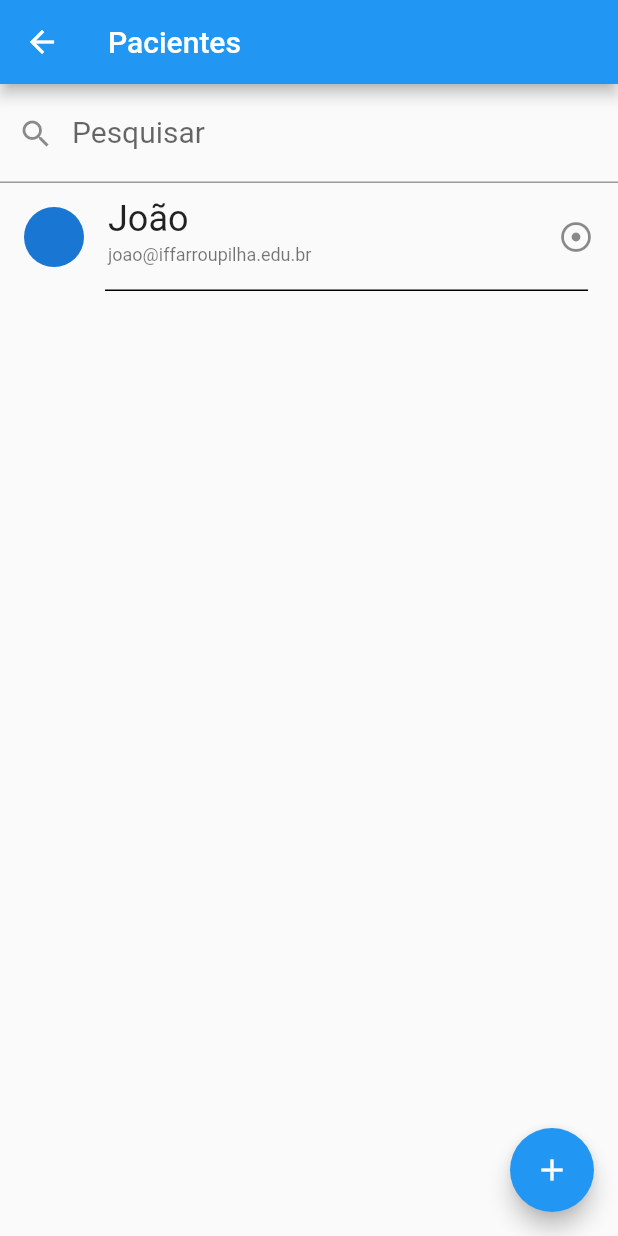
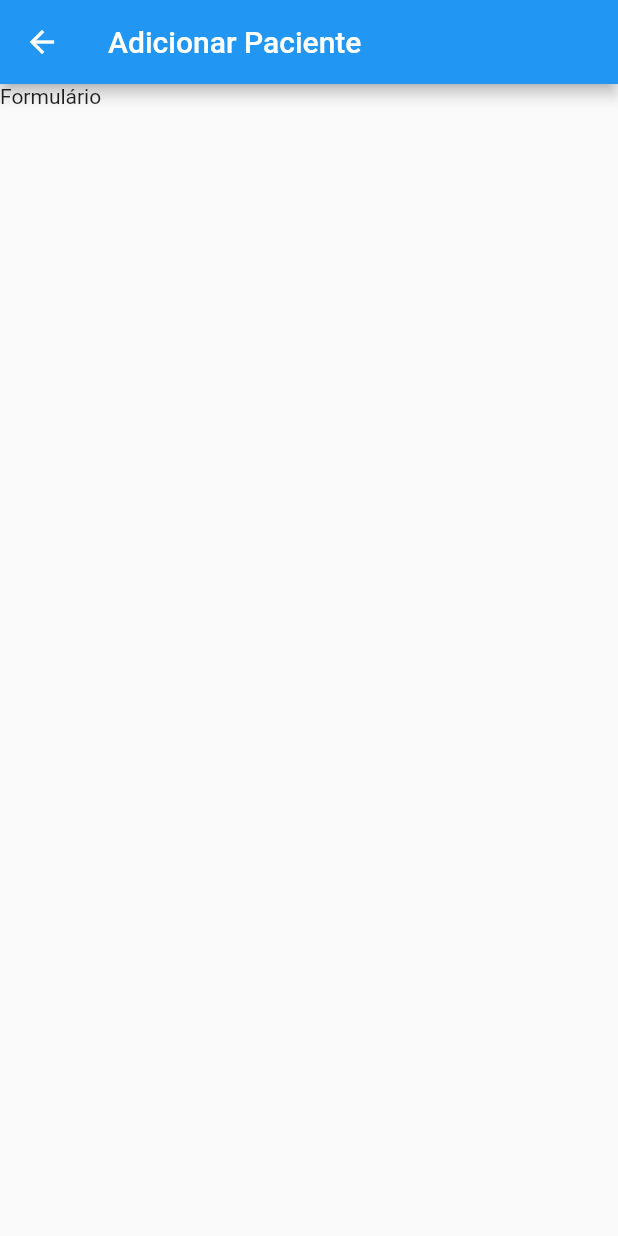
Before and after one commit to CarolineGuterres/flutter_app_01, a Flutter app: the PacienteList screen opened directly, after a tap on the "add" icon, on a phone screen of 412 x 824 dp. Run offline on Flutter 3.47's test engine with Material 2 defaults, Android fonts, the light colour scheme and no system bars.

Commit message:
Add files via upload

```diff
--- /dev/null
+++ b/lib/views/android/paciente/paciente_add.dart
@@ -0,0 +1,14 @@
+import'package:flutter/material.dart';
+
+class PacienteScreen extends StatelessWidget{
+    @override
+  Widget build(BuildContext context) {
+  return Scaffold(
+      appBar: AppBar(
+        title: Text ('Adicionar Paciente'),
+      ), //AppBar
+      body: Text('Formulário')
+  );//Scaffold
+
+}
+}
--- a/lib/views/android/paciente/paciente_list.dart
+++ b/lib/views/android/paciente/paciente_list.dart
@@ -2,14 +2,15 @@ import'package:flutter/material.dart';
 import'package:flutter/widgets.dart';
 //import 'package:flutter_app_01/database/paciente_dao.dart';
 import 'package:flutter_app_01/model/paciente.dart';
+import 'package:flutter_app_01/views/android/paciente/paciente_add.dart';
 
 
 class PacienteList extends StatelessWidget{
     @override
   Widget build(BuildContext context) {
 
-     // List<Paciente> _pacientes = PacienteDAO.listarPacientes;
-     // List<Paciente> _pacientes = PacienteDAO.listarPacientes;
+      //List<Paciente> _pacientes = PacienteDAO.listarPacientes;
+    // List<Paciente> _pacientes = PacienteDAO.listarPacientes;
     return Scaffold(
         appBar: AppBar(
             title: Text('Pacientes'),
@@ -29,18 +30,22 @@ class PacienteList extends StatelessWidget{
                 ),//Container
         Expanded(
             child:Container(
-                child:ListView(
+             child:ListView(
                     children: <Widget>[
                         ItemPaciente(),
                     ],//Widget []
-                ),//ListView*/
+                ),//ListView
             ),//Container
         ),//Expanded
     ],//<Wdiget>[]
         ),//Colunm
         floatingActionButton: FloatingActionButton(
             onPressed: (){
-                debugPrint('adicionar pacientes');
+               // Paciente p1 = Paciente(01,'Teste','teste@teste','txt123', 123);
+                //PacienteDAO.adicionar(p1);
+                Navigator.of(context).push(MaterialPageRoute(
+                    builder:(context) => PacienteScreen()
+                ));//MaterialPagerRoute
             },
             child: Icon(Icons.add)
         ),//FloatingActionButton
@@ -64,7 +69,7 @@ class ItemPaciente extends StatelessWidget{
                             subtitle: Text('joao@iffarroupilha.edu.br',
                             style: TextStyle(fontSize: 12),
                             ),//Text
-                            trailing: Icon(Icons.adjust),
+                            trailing: _menu(),
                         ),//Listile
                         Divider(
                         color: Colors.black,
@@ -76,4 +81,28 @@ class ItemPaciente extends StatelessWidget{
             ]
         );//Column
     }
+
+
+Widget _menu(){
+    return PopupMenuButton(
+
+    onSelected: (ItensMenuListPaciente selecionado){
+        debugPrint('Selecionado... $selecionado');
+    },
+
+    itemBuilder: (BuildContext context) => <PopupMenuItem<ItensMenuListPaciente>>[
+        const PopupMenuItem(
+            value: ItensMenuListPaciente.editar,
+            child: Text('Editar'),
+        ),//PopupMenuItem
+        const PopupMenuItem(
+            value: ItensMenuListPaciente.novo_checklist,
+            child: Text('Novo CheckList'),
+        ),//PopupMenuItem
+    ], //<PopMenuItem<ItensMenuListPaciente>[]
+
+    );//PopMenuButton
 }
+}
+
+enum ItensMenuListPaciente {editar,novo_checklist}
```
